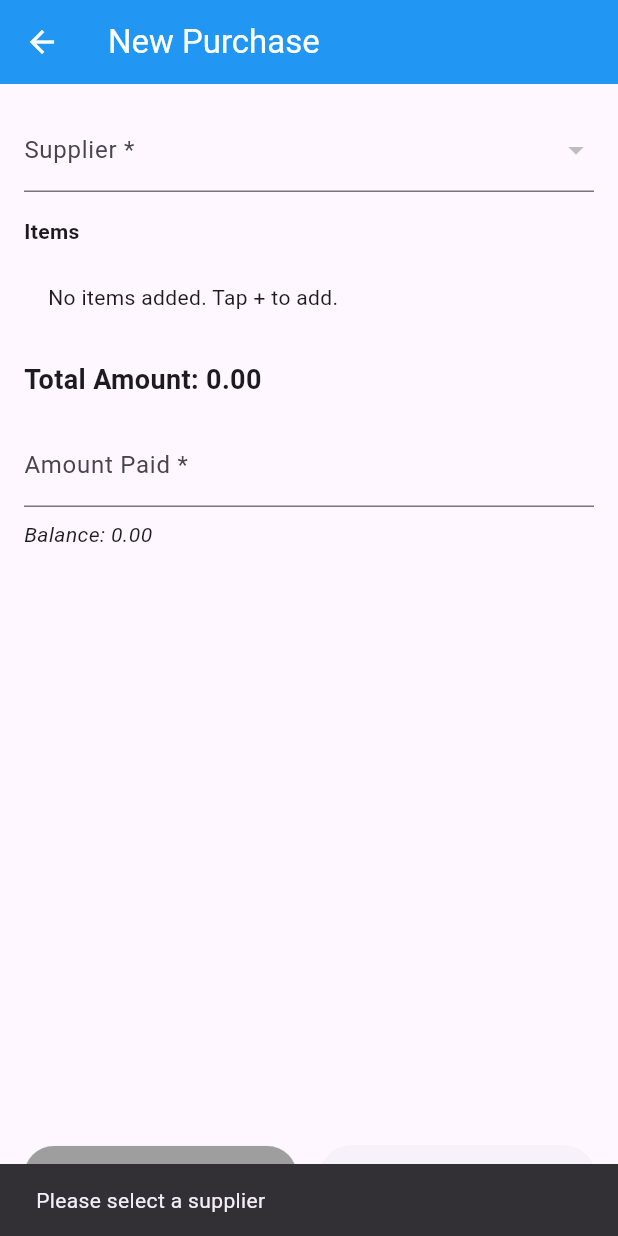
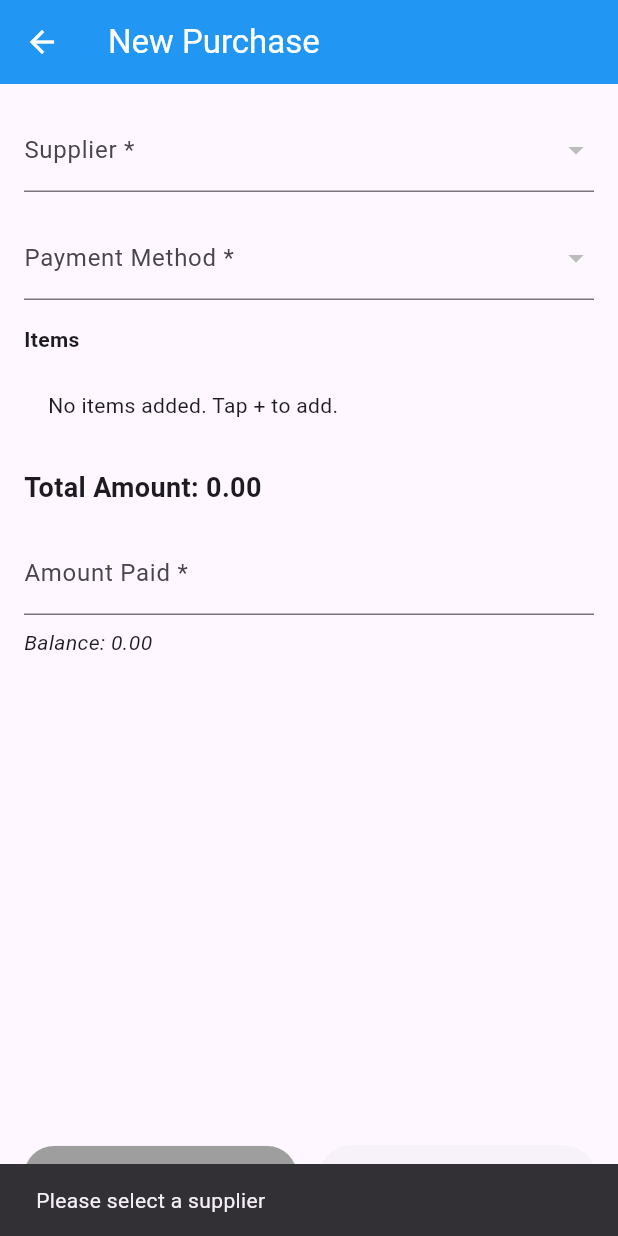
Before and after one commit to Gemstony/dukabase-mobile-app, a Flutter app: the PurchaseScreen screen opened directly with empty values, after a tap on "Save Purchase", on a phone screen of 412 x 824 dp. Run offline on Flutter 3.47's test engine with Material 3 defaults, Android fonts, the phone set to English and light mode, and no system bars; our stand-ins replace cloud_firestore, firebase_auth, firebase_core; accounts and stored records are empty.

Commit message:
I have fixed a purchase screen that was not recording payment method and decrease a balance of the payment method

```diff
--- a/lib/features/purchases/providers/purchase_provider.dart
+++ b/lib/features/purchases/providers/purchase_provider.dart
@@ -32,7 +32,7 @@ class PurchaseProvider extends ChangeNotifier {
     required String supplierId,
     required double totalAmount,
     required double paidAmount,
-    String? paymentMethodId,
+    required String paymentMethodId,
     required List<({
       String productId,
       String batchCode,
--- a/lib/features/purchases/screens/purchase_screen.dart
+++ b/lib/features/purchases/screens/purchase_screen.dart
@@ -1,3 +1,4 @@
+import 'package:dukabase/features/payment_methods/providers/payment_method_provider.dart';
 import 'package:flutter/material.dart';
 import 'package:provider/provider.dart';
 import '../providers/purchase_provider.dart';
@@ -17,8 +18,8 @@ class PurchaseScreen extends StatefulWidget {
 
 class _PurchaseScreenState extends State<PurchaseScreen> {
   final _formKey = GlobalKey<FormState>();
+  String? _selectedPaymentMethodId;
   SupplierModel? _selectedSupplier;
-  String? _paymentMethodId; // placeholder – you can implement payment methods later
   double _paidAmount = 0;
 
   final List<PurchaseItem> _items = [];
@@ -28,19 +29,33 @@ class _PurchaseScreenState extends State<PurchaseScreen> {
   void initState() {
     super.initState();
     // Load suppliers and products
-    Provider.of<SupplierProvider>(context, listen: false)
-        .loadSuppliers(widget.shop.id);
-    Provider.of<ProductProvider>(context, listen: false)
-        .loadProducts(widget.shop.id);
+    Provider.of<SupplierProvider>(
+      context,
+      listen: false,
+    ).loadSuppliers(widget.shop.id);
+    Provider.of<ProductProvider>(
+      context,
+      listen: false,
+    ).loadProducts(widget.shop.id);
+
+    Provider.of<PaymentMethodProvider>(
+      context,
+      listen: false,
+    ).loadPaymentMethods(widget.shop.id);
   }
 
   double get _totalAmount => _items.fold(0, (sum, item) => sum + item.subtotal);
 
   Future<void> _addItem() async {
-    final productProvider = Provider.of<ProductProvider>(context, listen: false);
+    final productProvider = Provider.of<ProductProvider>(
+      context,
+      listen: false,
+    );
     if (productProvider.products.isEmpty) {
       ScaffoldMessenger.of(context).showSnackBar(
-        const SnackBar(content: Text('No products available. Create a product first.')),
+        const SnackBar(
+          content: Text('No products available. Create a product first.'),
+        ),
       );
       return;
     }
@@ -48,9 +63,8 @@ class _PurchaseScreenState extends State<PurchaseScreen> {
     final result = await Navigator.push(
       context,
       MaterialPageRoute(
-        builder: (_) => AddPurchaseItemScreen(
-          products: productProvider.products,
-        ),
+        builder: (_) =>
+            AddPurchaseItemScreen(products: productProvider.products),
       ),
     );
     if (result != null && result is PurchaseItem) {
@@ -62,44 +76,57 @@ class _PurchaseScreenState extends State<PurchaseScreen> {
 
   Future<void> _savePurchase() async {
     if (_selectedSupplier == null) {
-      ScaffoldMessenger.of(context).showSnackBar(
-        const SnackBar(content: Text('Please select a supplier')),
-      );
+      ScaffoldMessenger.of(
+        context,
+      ).showSnackBar(const SnackBar(content: Text('Please select a supplier')));
       return;
     }
     if (_items.isEmpty) {
-      ScaffoldMessenger.of(context).showSnackBar(
-        const SnackBar(content: Text('Add at least one item')),
-      );
+      ScaffoldMessenger.of(
+        context,
+      ).showSnackBar(const SnackBar(content: Text('Add at least one item')));
       return;
     }
     if (!_formKey.currentState!.validate()) return;
 
-    final purchaseProvider = Provider.of<PurchaseProvider>(context, listen: false);
+    final purchaseProvider = Provider.of<PurchaseProvider>(
+      context,
+      listen: false,
+    );
     final success = await purchaseProvider.recordPurchase(
       shopId: widget.shop.id,
       supplierId: _selectedSupplier!.id,
       totalAmount: _totalAmount,
       paidAmount: _paidAmount,
-      paymentMethodId: _paymentMethodId,
-      items: _items.map((item) => (
+      paymentMethodId: _selectedPaymentMethodId!,
+      items: _items
+          .map(
+            (item) => (
               productId: item.productId,
               batchCode: item.batchCode,
               quantity: item.quantity,
               costPrice: item.costPrice,
               sellingPrice: item.sellingPrice,
               expiryDate: item.expiryDate,
-      )).toList(),
+            ),
+          )
+          .toList(),
     );
 
     if (success) {
       ScaffoldMessenger.of(context).showSnackBar(
-        const SnackBar(content: Text('Purchase recorded'), backgroundColor: Colors.green),
+        const SnackBar(
+          content: Text('Purchase recorded'),
+          backgroundColor: Colors.green,
+        ),
       );
       Navigator.pop(context);
     } else {
       ScaffoldMessenger.of(context).showSnackBar(
-        SnackBar(content: Text(purchaseProvider.error ?? 'Failed'), backgroundColor: Colors.red),
+        SnackBar(
+          content: Text(purchaseProvider.error ?? 'Failed'),
+          backgroundColor: Colors.red,
+        ),
       );
       purchaseProvider.clearError();
     }
@@ -109,6 +136,7 @@ class _PurchaseScreenState extends State<PurchaseScreen> {
   Widget build(BuildContext context) {
     final supplierProvider = Provider.of<SupplierProvider>(context);
     final productProvider = Provider.of<ProductProvider>(context);
+    final paymentProvider = Provider.of<PaymentMethodProvider>(context);
 
     return Scaffold(
       appBar: AppBar(title: const Text('New Purchase')),
@@ -126,12 +154,35 @@ class _PurchaseScreenState extends State<PurchaseScreen> {
                     items: supplierProvider.suppliers.map((s) {
                       return DropdownMenuItem(value: s, child: Text(s.name));
                     }).toList(),
-                    onChanged: (value) => setState(() => _selectedSupplier = value),
+                    onChanged: (value) =>
+                        setState(() => _selectedSupplier = value),
                     validator: (v) => v == null ? 'Select supplier' : null,
                   ),
                   const SizedBox(height: 16),
+                  DropdownButtonFormField<String>(
+                    decoration: const InputDecoration(
+                      labelText: 'Payment Method *',
+                    ),
+                    value: _selectedPaymentMethodId,
+                    items: paymentProvider.methods.map((method) {
+                      return DropdownMenuItem(
+                        value: method.id,
+                        child: Text(
+                          '${method.name} (Balance: ${method.currentBalance.toStringAsFixed(2)})',
+                        ),
+                      );
+                    }).toList(),
+                    onChanged: (val) =>
+                        setState(() => _selectedPaymentMethodId = val),
+                    validator: (v) =>
+                        v == null ? 'Select payment method' : null,
+                  ),
+                  const SizedBox(height: 16),
                   // Items list
-                  const Text('Items', style: TextStyle(fontWeight: FontWeight.bold)),
+                  const Text(
+                    'Items',
+                    style: TextStyle(fontWeight: FontWeight.bold),
+                  ),
                   const SizedBox(height: 8),
                   ..._items.asMap().entries.map((entry) {
                     int idx = entry.key;
@@ -158,13 +209,18 @@ class _PurchaseScreenState extends State<PurchaseScreen> {
                   // Total amount
                   Text(
                     'Total Amount: ${_totalAmount.toStringAsFixed(2)}',
-                    style: const TextStyle(fontSize: 18, fontWeight: FontWeight.bold),
+                    style: const TextStyle(
+                      fontSize: 18,
+                      fontWeight: FontWeight.bold,
+                    ),
                   ),
                   const SizedBox(height: 16),
                   // Paid amount
                   TextFormField(
                     controller: _paidController,
-                    decoration: const InputDecoration(labelText: 'Amount Paid *'),
+                    decoration: const InputDecoration(
+                      labelText: 'Amount Paid *',
+                    ),
                     keyboardType: TextInputType.number,
                     onChanged: (value) {
                       _paidAmount = double.tryParse(value) ?? 0;
@@ -192,7 +248,9 @@ class _PurchaseScreenState extends State<PurchaseScreen> {
                       onPressed: _addItem,
                       icon: const Icon(Icons.add),
                       label: const Text('Add Item'),
-                      style: ElevatedButton.styleFrom(backgroundColor: Colors.grey),
+                      style: ElevatedButton.styleFrom(
+                        backgroundColor: Colors.grey,
+                      ),
                     ),
                   ),
                   const SizedBox(width: 16),
@@ -268,7 +326,9 @@ class _AddPurchaseItemScreenState extends State<AddPurchaseItemScreen> {
     if (quantity == null || costPrice == null || sellingPrice == null) return;
     if (_batchCodeController.text.isEmpty) return;
 
-    Navigator.pop(context, PurchaseItem(
+    Navigator.pop(
+      context,
+      PurchaseItem(
         productId: _selectedProduct!.id,
         productName: _selectedProduct!.name,
         batchCode: _batchCodeController.text,
@@ -276,7 +336,8 @@ class _AddPurchaseItemScreenState extends State<AddPurchaseItemScreen> {
         costPrice: costPrice,
         sellingPrice: sellingPrice,
         expiryDate: _expiryDate,
-    ));
+      ),
+    );
   }
 
   @override
```
Also changed, not shown: lib/core/services/purchase_service.dart (+23 -8 lines), lib/core/services/sale_service.dart (+11 -0 lines), lib/features/sales/screens/new_sale_screen.dart (+26 -1 lines). Lines whose indentation alone changed are shown as unchanged.
